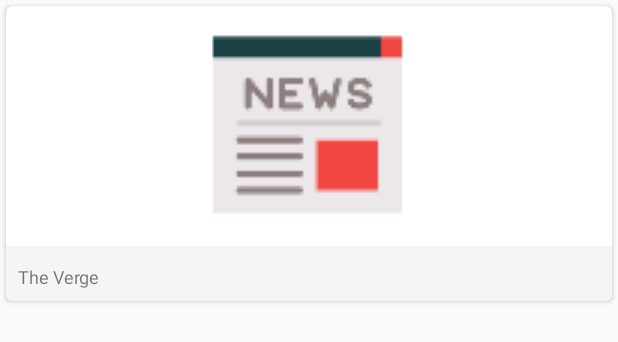
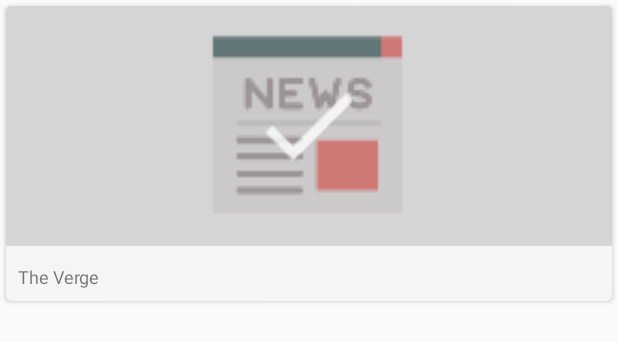
Before and after one commit to gurleensethi/quick-news-bytes, an Android app: the layout item_customize_source.xml on its own in the app's theme, with its tools: preview values and no code run, on a phone screen of 412 x 824 dp. Shown: the top 342 px of the screen. Run offline under Robolectric (Android 15) with nearby library versions, the phone set to English and light mode, and no system bars; network calls fail.

Commit message:
#Add : Selection layers if source is selected

```diff
--- a/app/src/main/res/layout/item_customize_source.xml
+++ b/app/src/main/res/layout/item_customize_source.xml
@@ -17,12 +17,33 @@
         android:gravity="center"
         android:orientation="vertical">
 
-        <ImageView
-            android:id="@+id/source_image_view"
-            android:layout_width="160dp"
-            android:layout_height="160dp"
-            android:padding="8dp"
-            android:src="@mipmap/ic_launcher"/>
+        <FrameLayout
+            android:layout_width="match_parent"
+            android:layout_height="wrap_content">
+
+            <ImageView
+                android:id="@+id/source_image_view"
+                android:layout_width="160dp"
+                android:layout_height="160dp"
+                android:padding="8dp"
+                android:src="@mipmap/ic_launcher"
+                android:layout_gravity="center"/>
+
+            <View
+                android:id="@+id/selected_layer_view"
+                android:layout_width="match_parent"
+                android:layout_height="160dp"
+                android:alpha="0.5"
+                android:background="@android:color/darker_gray"/>
+
+            <ImageView
+                android:id="@+id/selected_layer_image_view"
+                android:layout_width="80dp"
+                android:layout_height="80dp"
+                android:layout_gravity="center"
+                android:src="@drawable/ic_tick"/>
+
+        </FrameLayout>
 
         <LinearLayout
             android:layout_width="match_parent"
@@ -43,4 +64,6 @@
         </LinearLayout>
 
     </LinearLayout>
+
+
 </android.support.v7.widget.CardView>
```
Also changed, not shown: app/src/main/java/app/com/thetechnocafe/quicknewsbytes/CustomizeNewsFeed/SourcesRecyclerAdapter.java (+13 -0 lines).
